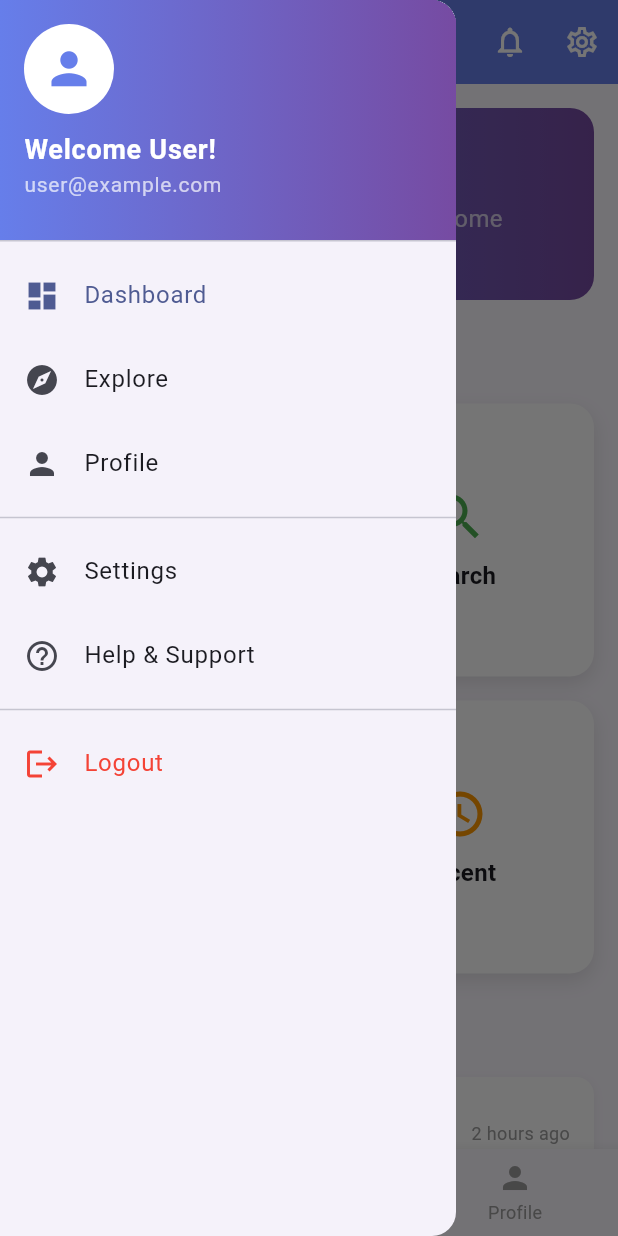
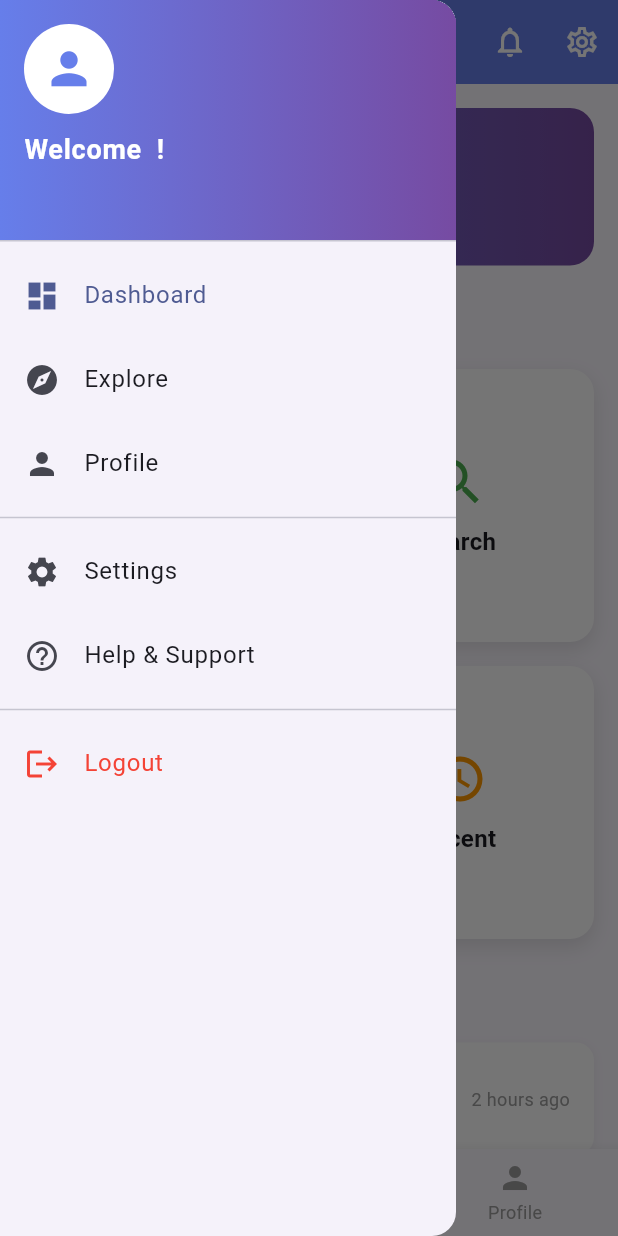
Before and after one commit to lingjiang9/babylon-radio-app, a Flutter app: the HomePage screen opened by its route, with the side drawer open, on a phone screen of 412 x 824 dp. Run offline on Flutter 3.47's test engine with Material 3 defaults, Android fonts, the light colour scheme and no system bars; our stand-ins replace cloud_firestore, firebase_auth, firebase_core; accounts and stored records are empty.

Commit message:
Bug fixed/user name not sync

```diff
--- a/lib/pages/home_page.dart
+++ b/lib/pages/home_page.dart
@@ -54,7 +54,24 @@ class _HomePageState extends State<HomePage> {
                   colors: [Color(0xFF667eea), Color(0xFF764ba2)],
                 ),
               ),
-              child: Column(
+              child: FutureBuilder<DocumentSnapshot<Map<String, dynamic>>>(
+                future: (() {
+                  final user = FirebaseAuth.instance.currentUser;
+                  if (user == null) {
+                    // Return a dummy doc that will not exist
+                    return FirebaseFirestore.instance.collection('users').doc('dummy').get();
+                  }
+                  return FirebaseFirestore.instance.collection('users').doc(user.uid).get();
+                })(),
+                builder: (context, snapshot) {
+                  String welcomeText = 'Welcome User!';
+                  if (snapshot.hasData && snapshot.data != null && snapshot.data!.exists) {
+                    final data = snapshot.data!.data();
+                    final firstName = data?['firstName'] ?? '';
+                    final lastName = data?['lastName'] ?? '';
+                    welcomeText = 'Welcome $lastName $firstName!';
+                  }
+                  return Column(
                     crossAxisAlignment: CrossAxisAlignment.start,
                     children: [
                       const CircleAvatar(
@@ -67,22 +84,17 @@ class _HomePageState extends State<HomePage> {
                         ),
                       ),
                       const SizedBox(height: 10),
-                  const Text(
-                    'Welcome User!',
-                    style: TextStyle(
+                      Text(
+                        welcomeText,
+                        style: const TextStyle(
                           color: Colors.white,
                           fontSize: 18,
                           fontWeight: FontWeight.bold,
                         ),
                       ),
-                  const Text(
-                    'user@example.com',
-                    style: TextStyle(
-                      color: Colors.white70,
-                      fontSize: 14,
-                    ),
-                  ),
                     ],
+                  );
+                },
               ),
             ),
             ListTile(
@@ -226,7 +238,7 @@ class DashboardTab extends StatelessWidget {
                     ),
                     const SizedBox(height: 8),
                     const Text(
-                      'You are successfully logged in! Welcome back!',
+                      'You are successfully logged in!',
                       style: TextStyle(
                         color: Colors.white70,
                         fontSize: 16,
```
Lines whose indentation alone changed are shown as unchanged.
